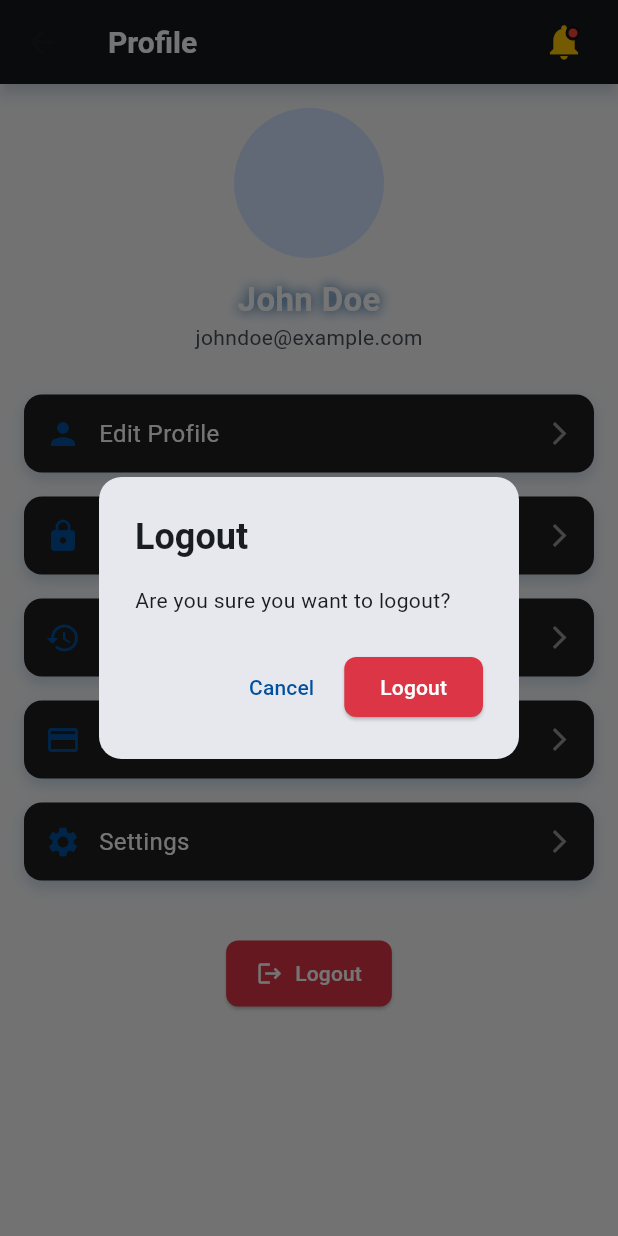
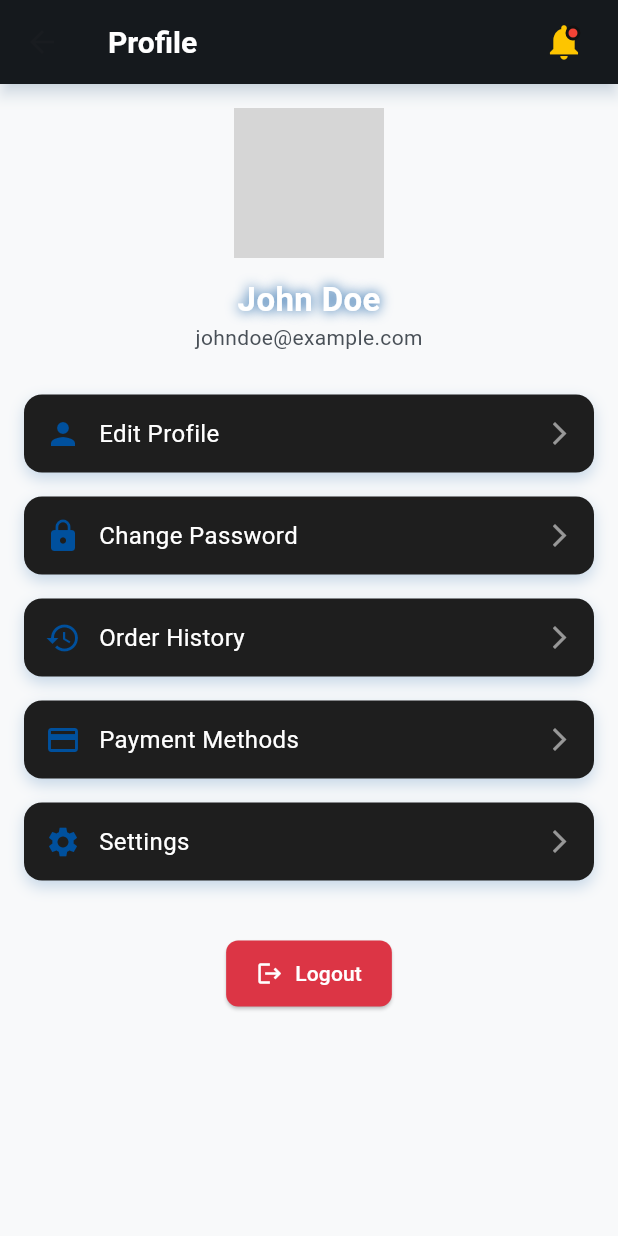
Before and after one commit to engbasel/Door-To-Door-APP, a Flutter app: the ProfileScreen screen opened by its route, after a tap on "Logout", on a phone screen of 412 x 824 dp. Run offline on Flutter 3.47's test engine with Material 3 defaults, Android fonts, the light colour scheme and no system bars; our stand-ins replace animate_do; grey boxes are pictures that could not be loaded.

Commit message:
`Refactored ProfileScreen and SplashView to use buildProfileOption and buildAnimatedCircle widgets`

```diff
--- a/lib/DoorToDoorApp.dart
+++ b/lib/DoorToDoorApp.dart
@@ -31,7 +31,6 @@
       ),
       initialRoute: RoutesClass.splash,
       routes: {
-        // Core Screens
         RoutesClass.splash: (context) => const SplashView(),
         RoutesClass.login: (context) => const LoginView(),
         RoutesClass.signUp: (context) => const SignUpView(),
--- a/lib/features/Profile/presention/views/ProfileScreen.dart
+++ b/lib/features/Profile/presention/views/ProfileScreen.dart
@@ -1,3 +1,4 @@
+import 'package:carsapp/features/Profile/presention/widgets/buildProfileOption.dart';
 import 'package:carsapp/features/Profile/presention/widgets/profile_appbar.dart';
 import 'package:flutter/material.dart';
 import 'package:carsapp/core/AppColors.dart';
@@ -5,52 +6,16 @@
 class ProfileScreen extends StatelessWidget {
   const ProfileScreen({super.key});
 
-  void _logout(BuildContext context) {
-    showDialog(
-      context: context,
-      builder: (context) => ScaleTransitionDialog(
-        child: AlertDialog(
-          shape:
-              RoundedRectangleBorder(borderRadius: BorderRadius.circular(15)),
-          title: const Text("Logout",
-              style: TextStyle(fontWeight: FontWeight.bold)),
-          content: const Text("Are you sure you want to logout?"),
-          actions: [
-            TextButton(
-              onPressed: () => Navigator.pop(context),
-              child: const Text("Cancel",
-                  style: TextStyle(color: AppColors.primaryBlue)),
-            ),
-            ElevatedButton(
-              onPressed: () {
-                Navigator.pop(context); // Close dialog
-                // Add logout functionality here
-              },
-              style: ElevatedButton.styleFrom(
-                backgroundColor: AppColors.danger,
-                shape: RoundedRectangleBorder(
-                    borderRadius: BorderRadius.circular(8)),
-              ),
-              child:
-                  const Text("Logout", style: TextStyle(color: Colors.white)),
-            ),
-          ],
-        ),
-      ),
-    );
-  }
-
   @override
   Widget build(BuildContext context) {
     return Scaffold(
-      backgroundColor: AppColors.lightBackground, // Dark theme background
+      backgroundColor: AppColors.lightBackground,
       appBar: ProfileAppbar(),
       body: SingleChildScrollView(
         padding: const EdgeInsets.all(16),
         child: Column(
           crossAxisAlignment: CrossAxisAlignment.center,
           children: [
-            // **Animated User Avatar**
             TweenAnimationBuilder<double>(
               tween: Tween(begin: 0.8, end: 1.0),
               duration: const Duration(seconds: 1),
@@ -64,8 +29,6 @@
               ),
             ),
             const SizedBox(height: 12),
-
-            // **User Info with Glow Effect**
             const Text(
               "John Doe",
               style: TextStyle(
@@ -86,17 +49,12 @@
               style: TextStyle(color: AppColors.lightTextSecondary),
             ),
             const SizedBox(height: 20),
-
-            // **Animated Profile Options**
-            _buildProfileOption(Icons.person, "Edit Profile", () {}),
-            _buildProfileOption(Icons.lock, "Change Password", () {}),
-            _buildProfileOption(Icons.history, "Order History", () {}),
-            _buildProfileOption(Icons.payment, "Payment Methods", () {}),
-            _buildProfileOption(Icons.settings, "Settings", () {}),
-
+            buildProfileOption(Icons.person, "Edit Profile", () {}),
+            buildProfileOption(Icons.lock, "Change Password", () {}),
+            buildProfileOption(Icons.history, "Order History", () {}),
+            buildProfileOption(Icons.payment, "Payment Methods", () {}),
+            buildProfileOption(Icons.settings, "Settings", () {}),
             const SizedBox(height: 30),
-
-            // **Animated Logout Button**
             TweenAnimationBuilder<double>(
               tween: Tween(begin: 0.8, end: 1.0),
               duration: const Duration(seconds: 1),
@@ -105,7 +63,7 @@
                 return Transform.scale(scale: scale, child: child);
               },
               child: ElevatedButton.icon(
-                onPressed: () => _logout(context),
+                onPressed: () {},
                 style: ElevatedButton.styleFrom(
                   backgroundColor: AppColors.danger,
                   padding:
@@ -123,82 +81,4 @@
       ),
     );
   }
-
-  // **Animated Profile Option Widget**
-  Widget _buildProfileOption(IconData icon, String title, VoidCallback onTap) {
-    return GestureDetector(
-      onTap: onTap,
-      child: Container(
-        margin: const EdgeInsets.symmetric(vertical: 8),
-        padding: const EdgeInsets.all(14),
-        decoration: BoxDecoration(
-          color: AppColors.darkSurface,
-          borderRadius: BorderRadius.circular(12),
-          boxShadow: [
-            BoxShadow(
-              color: AppColors.primaryBlue.withOpacity(0.2),
-              blurRadius: 8,
-              offset: const Offset(0, 4),
-            ),
-          ],
-        ),
-        child: Row(
-          children: [
-            Icon(icon, color: AppColors.primaryBlue),
-            const SizedBox(width: 12),
-            Expanded(
-              child: Text(
-                title,
-                style: const TextStyle(fontSize: 16, color: Colors.white),
-              ),
-            ),
-            const Icon(Icons.arrow_forward_ios,
-                size: 18, color: Colors.white54),
-          ],
-        ),
-      ),
-    );
-  }
 }
-
-// **Scale Transition Dialog**
-class ScaleTransitionDialog extends StatefulWidget {
-  final Widget child;
-  const ScaleTransitionDialog({super.key, required this.child});
-
-  @override
-  _ScaleTransitionDialogState createState() => _ScaleTransitionDialogState();
-}
-
-class _ScaleTransitionDialogState extends State<ScaleTransitionDialog>
-    with SingleTickerProviderStateMixin {
-  late AnimationController _controller;
-  late Animation<double> _scaleAnimation;
-
-  @override
-  void initState() {
-    super.initState();
-    _controller = AnimationController(
-        vsync: this, duration: const Duration(milliseconds: 300));
-    _scaleAnimation =
-        Tween<double>(begin: 0.8, end: 1.0).animate(CurvedAnimation(
-      parent: _controller,
-      curve: Curves.fastOutSlowIn,
-    ));
-    _controller.forward();
-  }
-
-  @override
-  Widget build(BuildContext context) {
-    return ScaleTransition(
-      scale: _scaleAnimation,
-      child: widget.child,
-    );
-  }
-
-  @override
-  void dispose() {
-    _controller.dispose();
-    super.dispose();
-  }
-}
--- /dev/null
+++ b/lib/features/Profile/presention/widgets/buildProfileOption.dart
@@ -0,0 +1,37 @@
+// **Animated Profile Option Widget**
+import 'package:carsapp/core/AppColors.dart';
+import 'package:flutter/material.dart';
+
+Widget buildProfileOption(IconData icon, String title, VoidCallback onTap) {
+  return GestureDetector(
+    onTap: onTap,
+    child: Container(
+      margin: const EdgeInsets.symmetric(vertical: 8),
+      padding: const EdgeInsets.all(14),
+      decoration: BoxDecoration(
+        color: AppColors.darkSurface,
+        borderRadius: BorderRadius.circular(12),
+        boxShadow: [
+          BoxShadow(
+            color: AppColors.primaryBlue.withOpacity(0.2),
+            blurRadius: 8,
+            offset: const Offset(0, 4),
+          ),
+        ],
+      ),
+      child: Row(
+        children: [
+          Icon(icon, color: AppColors.primaryBlue),
+          const SizedBox(width: 12),
+          Expanded(
+            child: Text(
+              title,
+              style: const TextStyle(fontSize: 16, color: Colors.white),
+            ),
+          ),
+          const Icon(Icons.arrow_forward_ios, size: 18, color: Colors.white54),
+        ],
+      ),
+    ),
+  );
+}
```
Also changed, not shown: lib/features/Profile/presention/widgets/ScaleTransitionDialog.dart (added, +43 -0 lines), lib/features/splash/presention/views/splash_view.dart (+7 -27 lines), lib/features/splash/presention/widgets/buildAnimatedCircle.dart (added, +23 -0 lines).
